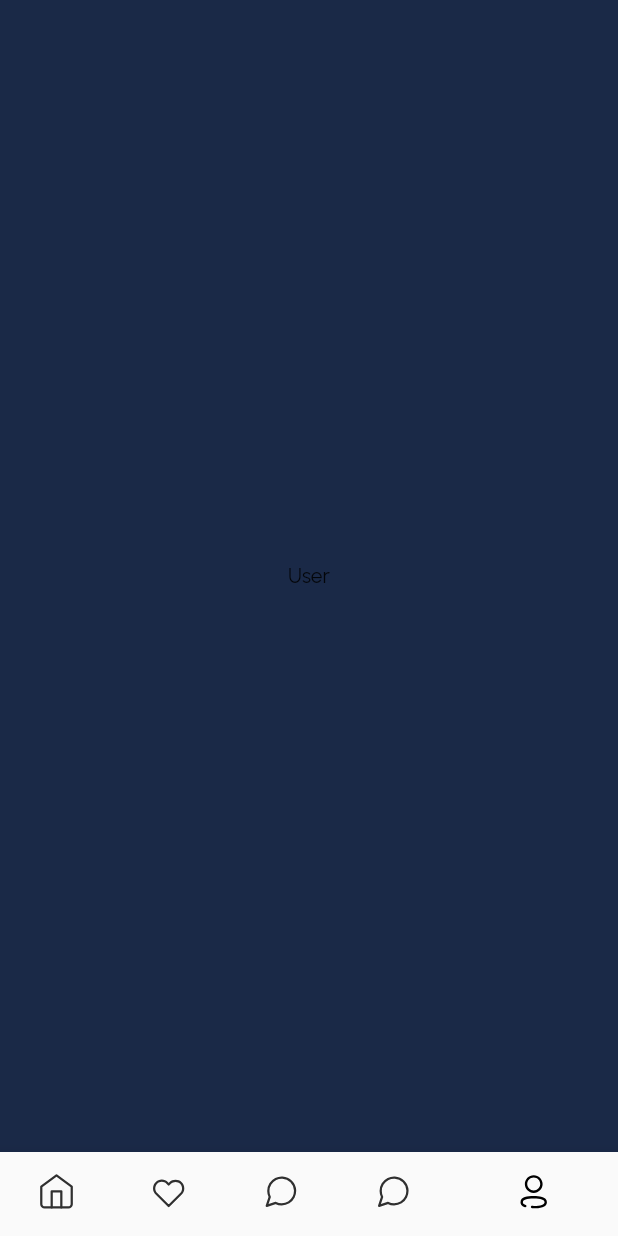
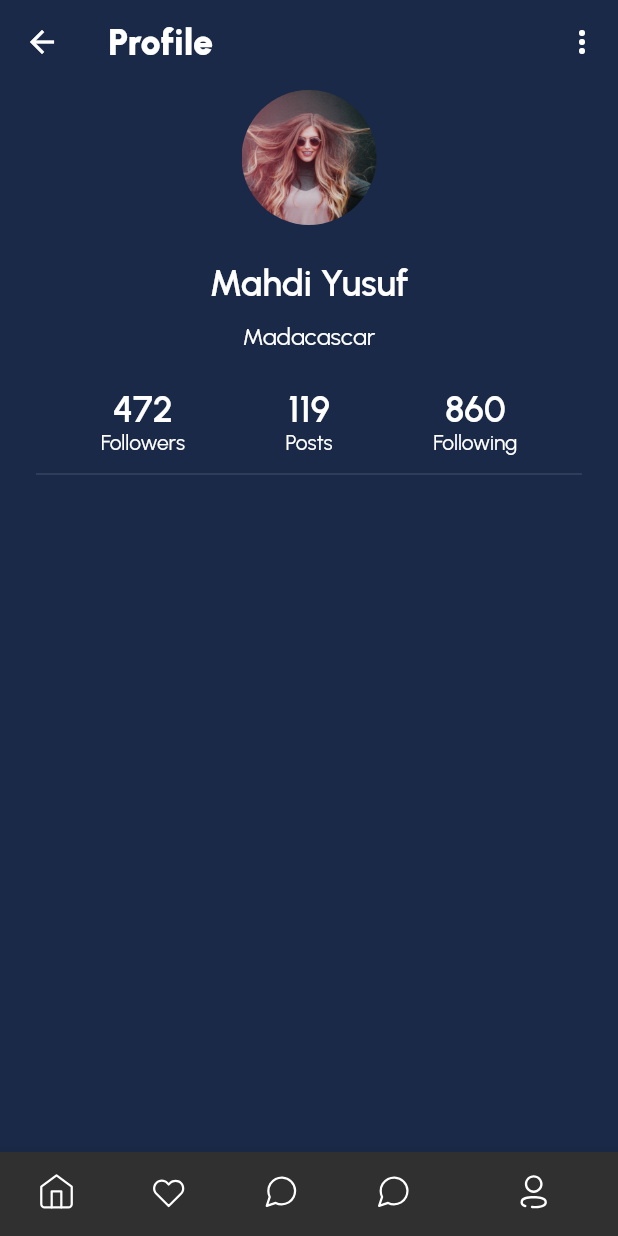
Before and after one commit to HakanBayazitHabes/Advance-DateApp, a Flutter app: the MainPage screen opened by its route, item 5 of the bottom bar chosen, on a phone screen of 412 x 824 dp. Run offline on Flutter 3.47's test engine with Material 2 defaults, Android fonts, the light colour scheme and no system bars; our stand-ins replace flutter_svg.

Commit message:
Added profile_page, toolbar,edit appbar in home_page, main, main_page

```diff
--- /dev/null
+++ b/lib/Component/toolbar.dart
@@ -0,0 +1,26 @@
+import 'package:advance_date_app/styles/app_text.dart';
+import 'package:flutter/material.dart';
+
+import '../styles/app_colors.dart';
+
+class Toolbar extends StatelessWidget implements PreferredSizeWidget {
+  final String title;
+  final List<Widget>? actions;
+
+  const Toolbar({super.key, required this.title, this.actions});
+
+  @override
+  Widget build(BuildContext context) {
+    return AppBar(
+        title: Text(
+          title,
+          style: AppText.header1,
+        ),
+        backgroundColor: AppColors.background,
+        elevation: 0,
+        actions: actions);
+  }
+
+  @override
+  Size get preferredSize => const Size.fromHeight(60);
+}
--- a/lib/main.dart
+++ b/lib/main.dart
@@ -16,7 +16,7 @@ class MyApp extends StatelessWidget {
         theme: ThemeData(
           fontFamily: 'Urbanist',
           scaffoldBackgroundColor: AppColors.background,
-          brightness: Brightness.light,
+          brightness: Brightness.dark,
         ),
         initialRoute: '/',
         routes: {
--- a/lib/pages/home_page.dart
+++ b/lib/pages/home_page.dart
@@ -1,7 +1,9 @@
 import 'package:advance_date_app/Component/post_item.dart';
+import 'package:advance_date_app/Component/toolbar.dart';
 import 'package:advance_date_app/styles/app_colors.dart';
 import 'package:advance_date_app/styles/app_text.dart';
 import 'package:flutter/material.dart';
+import 'package:flutter_svg/flutter_svg.dart';
 
 class HomePage extends StatelessWidget {
   HomePage({super.key});
@@ -12,12 +14,13 @@ class HomePage extends StatelessWidget {
   Widget build(BuildContext context) {
     mockUsersFromServer();
     return Scaffold(
-      appBar: AppBar(
-        title: Text('Home Page'),
-        backgroundColor: AppColors.background,
-        elevation: 0,
+      appBar: Toolbar(
+        title: 'Home Page',
         actions: [
-          Icon(Icons.location_on_outlined),
+          IconButton(
+            onPressed: () {},
+            icon: SvgPicture.asset('assets/svg/ic_location.svg'),
+          ),
         ],
       ),
       body: ListView.separated(
--- a/lib/pages/main_page.dart
+++ b/lib/pages/main_page.dart
@@ -1,4 +1,5 @@
 import 'package:advance_date_app/pages/home_page.dart';
+import 'package:advance_date_app/pages/profile_page.dart';
 import 'package:flutter/cupertino.dart';
 import 'package:flutter/material.dart';
 import 'package:flutter_svg/flutter_svg.dart';
@@ -24,6 +25,8 @@ class _MainPageState extends State<MainPage> {
               'assets/svg/ic_home.svg',
               width: 24,
               height: 24,
+              color: Colors.white,
+
             ),
             label: 'Home',
           ),
@@ -32,6 +35,8 @@ class _MainPageState extends State<MainPage> {
               'assets/svg/ic_favorite.svg',
               width: 24,
               height: 24,
+              color: Colors.white,
+
             ),
             label: 'Favorite',
           ),
@@ -40,6 +45,8 @@ class _MainPageState extends State<MainPage> {
               'assets/svg/ic_messages.svg',
               width: 24,
               height: 24,
+              color: Colors.white,
+
             ),
             label: 'Messages',
           ),
@@ -48,6 +55,8 @@ class _MainPageState extends State<MainPage> {
               'assets/svg/ic_messages.svg',
               width: 24,
               height: 24,
+              color: Colors.white,
+
             ),
             label: 'Messages',
           ),
@@ -56,6 +65,7 @@ class _MainPageState extends State<MainPage> {
               'assets/svg/ic_user.svg',
               width: 24,
               height: 24,
+              color: Colors.white,
             ),
             label: 'User',
           ),
@@ -85,8 +95,6 @@ class _MainPageState extends State<MainPage> {
     Center(
       child: Text('Messages'),
     ),
-    Center(
-      child: Text('User'),
-    ),
+    ProfilePage(),
   ];
 }
--- /dev/null
+++ b/lib/pages/profile_page.dart
@@ -0,0 +1,120 @@
+import 'package:advance_date_app/Component/toolbar.dart';
+import 'package:advance_date_app/styles/app_text.dart';
+import 'package:flutter/material.dart';
+
+enum ProfileMenu { edit, settings, logout }
+
+class ProfilePage extends StatelessWidget {
+  const ProfilePage({super.key});
+
+  @override
+  Widget build(BuildContext context) {
+    return Scaffold(
+      appBar: Toolbar(
+        title: 'Profile',
+        actions: [
+          PopupMenuButton<ProfileMenu>(
+            onSelected: (value) {
+              switch (value) {
+                case ProfileMenu.edit:
+                  print('edit');
+                  break;
+                case ProfileMenu.settings:
+                  print('settings');
+                  break;
+                case ProfileMenu.logout:
+                  print('logout');
+                  break;
+                default:
+              }
+            },
+            icon: const Icon(Icons.more_vert_rounded),
+            itemBuilder: (context) {
+              return [
+                PopupMenuItem(
+                  child: Text('Edit Profile'),
+                  value: ProfileMenu.edit,
+                ),
+                PopupMenuItem(
+                  child: Text('Settings'),
+                  value: ProfileMenu.settings,
+                ),
+                PopupMenuItem(
+                  child: Text('Logout'),
+                  value: ProfileMenu.logout,
+                ),
+              ];
+            },
+          ),
+        ],
+      ),
+      body: Column(
+        children: [
+          ClipRRect(
+            borderRadius: BorderRadius.circular(45),
+            child: Image.asset(
+              'assets/temp/user1.png',
+              width: 90,
+              height: 90,
+            ),
+          ),
+          SizedBox(
+            height: 24,
+          ),
+          Text(
+            'Mahdi Yusuf',
+            style: AppText.header2,
+          ),
+          SizedBox(
+            height: 12,
+          ),
+          Text(
+            'Madacascar',
+            style: AppText.subtitle3,
+          ),
+          SizedBox(
+            height: 24,
+          ),
+          Row(
+            mainAxisAlignment: MainAxisAlignment.spaceEvenly,
+            children: [
+              Column(
+                children: [
+                  Text(
+                    '472',
+                    style: AppText.header2,
+                  ),
+                  Text('Followers'),
+                ],
+              ),
+              Column(
+                children: [
+                  Text(
+                    '119',
+                    style: AppText.header2,
+                  ),
+                  Text('Posts'),
+                ],
+              ),
+              Column(
+                children: [
+                  Text(
+                    '860',
+                    style: AppText.header2,
+                  ),
+                  Text('Following'),
+                ],
+              ),
+            ],
+          ),
+          Divider(
+            thickness: 1,
+            endIndent: 24,
+            indent: 24,
+            height: 24,
+          ),
+        ],
+      ),
+    );
+  }
+}
```
